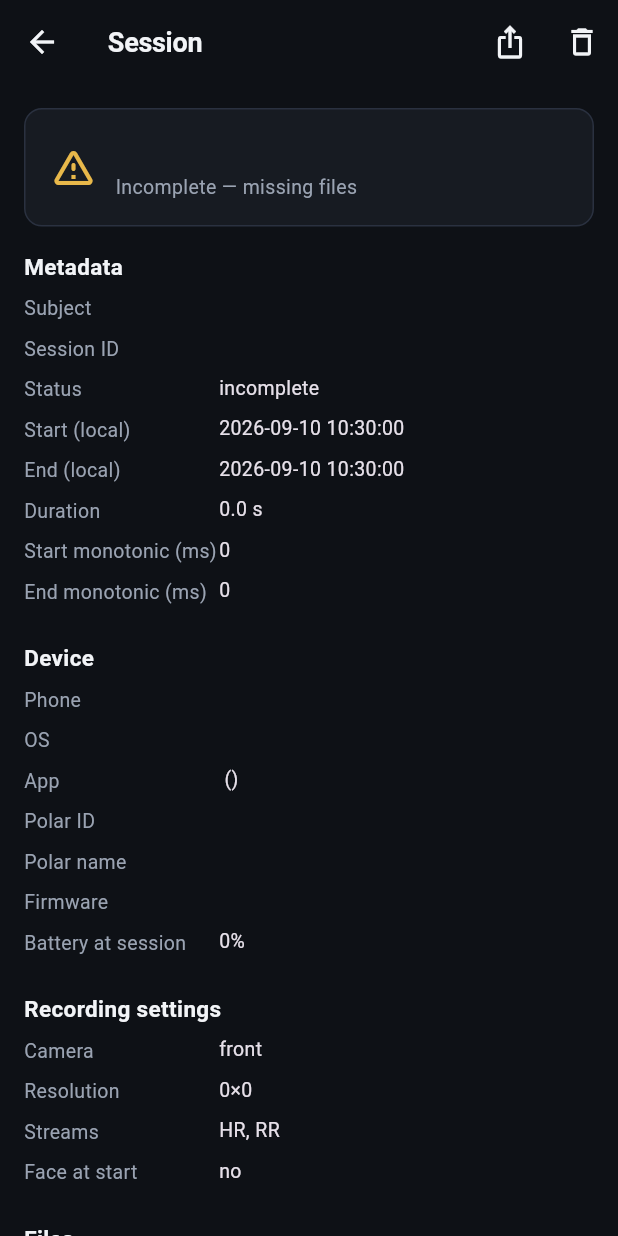
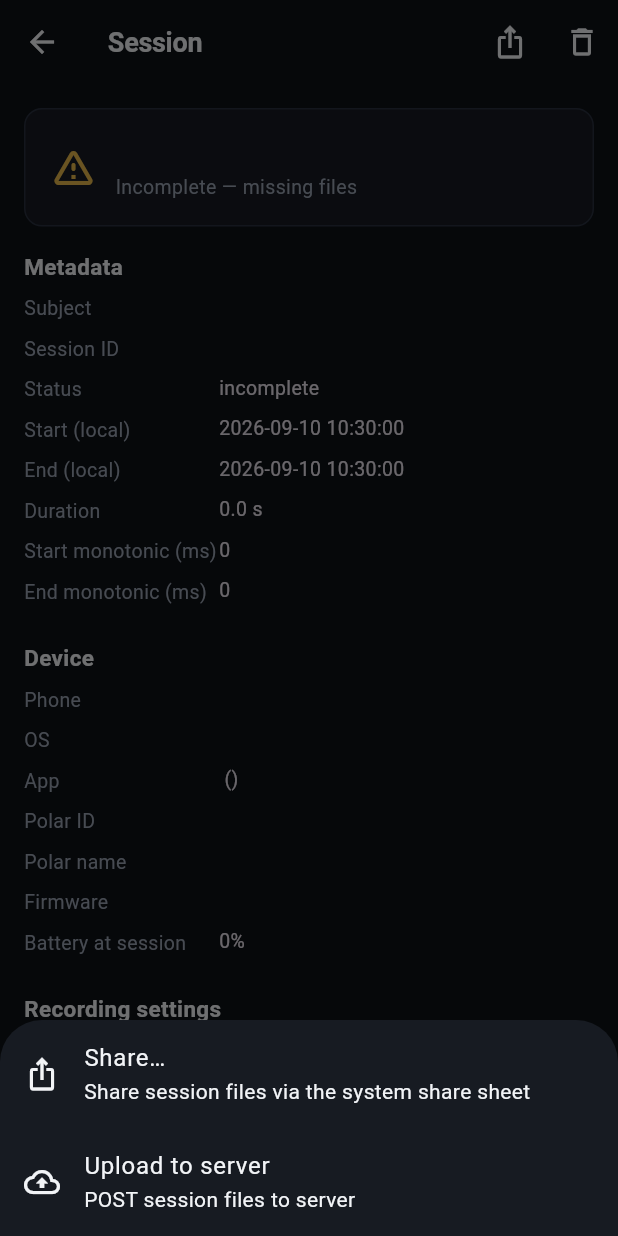
Before and after one commit to Primatio/vault-vital-trace, a Flutter app: the SessionDetailScreen screen opened directly with empty values, after a tap on the "ios share" icon, on a phone screen of 412 x 824 dp. Run offline on Flutter 3.47's test engine with Material 3 defaults, Android fonts, the phone set to English and light mode, and no system bars; our stand-ins replace device_info_plus, flutter_dotenv, flutter_riverpod, package_info_plus, permission_handler, share_plus and 1 more; missing offline and left inert: camerawesome, google_mlkit_face_detection, polar.

Commit message:
add share session with api option

```diff
--- a/lib/screens/session_detail_screen.dart
+++ b/lib/screens/session_detail_screen.dart
@@ -25,6 +25,8 @@ class SessionDetailScreen extends ConsumerStatefulWidget {
       _SessionDetailScreenState();
 }
 
+enum _ExportChoice { share, upload }
+
 class _SessionDetailScreenState extends ConsumerState<SessionDetailScreen> {
   late SessionSummary _summary;
   Map<String, int> _files = {};
@@ -51,9 +53,57 @@ class _SessionDetailScreenState extends ConsumerState<SessionDetailScreen> {
   }
 
   Future<void> _export() async {
-    await ref
-        .read(sessionStorageProvider)
-        .shareSession(_summary.directoryPath);
+    final choice = await showModalBottomSheet<_ExportChoice>(
+      context: context,
+      builder: (ctx) => SafeArea(
+        child: Wrap(
+          children: [
+            ListTile(
+              leading: const Icon(Icons.ios_share),
+              title: const Text('Share…'),
+              subtitle: const Text('Share session files via the system share sheet'),
+              onTap: () => Navigator.pop(ctx, _ExportChoice.share),
+            ),
+            ListTile(
+              leading: const Icon(Icons.cloud_upload_outlined),
+              title: const Text('Upload to server'),
+              subtitle: const Text('POST session files to server'),
+              onTap: () => Navigator.pop(ctx, _ExportChoice.upload),
+            ),
+          ],
+        ),
+      ),
+    );
+
+    if (choice == _ExportChoice.share) {
+      await ref
+          .read(sessionStorageProvider)
+          .shareSession(_summary.directoryPath);
+    } else if (choice == _ExportChoice.upload) {
+      await _upload();
+    }
+  }
+
+  Future<void> _upload() async {
+    final messenger = ScaffoldMessenger.of(context);
+    messenger.showSnackBar(
+      const SnackBar(content: Text('Uploading session…')),
+    );
+    try {
+      await ref.read(sessionStorageProvider).uploadSession(
+            directoryPath: _summary.directoryPath,
+            sessionId: _summary.metadata.sessionId,
+          );
+      if (!mounted) return;
+      messenger.showSnackBar(
+        const SnackBar(content: Text('Session uploaded successfully')),
+      );
+    } catch (e) {
+      if (!mounted) return;
+      messenger.showSnackBar(
+        SnackBar(content: Text('Upload failed: $e')),
+      );
+    }
   }
 
   Future<void> _delete() async {
--- a/pubspec.yaml
+++ b/pubspec.yaml
@@ -22,10 +22,12 @@ dependencies:
   package_info_plus: ^10.2.1
   device_info_plus: ^13.2.0
   share_plus: ^13.3.0
+  http: ^1.2.2
   intl: ^0.20.3
   path: ^1.9.1
   vibration: ^3.1.8
   camerawesome: ^2.5.0
+  flutter_dotenv: ^5.2.1
 
 dev_dependencies:
   flutter_test:
@@ -34,3 +36,5 @@ dev_dependencies:
 
 flutter:
   uses-material-design: true
+  assets:
+    - .env
```
Also changed, not shown: analysis_options.yaml (+9 -0 lines), lib/main.dart (+8 -1 lines), lib/services/session_storage_service.dart (+91 -0 lines), pubspec.lock, 8 other files.
